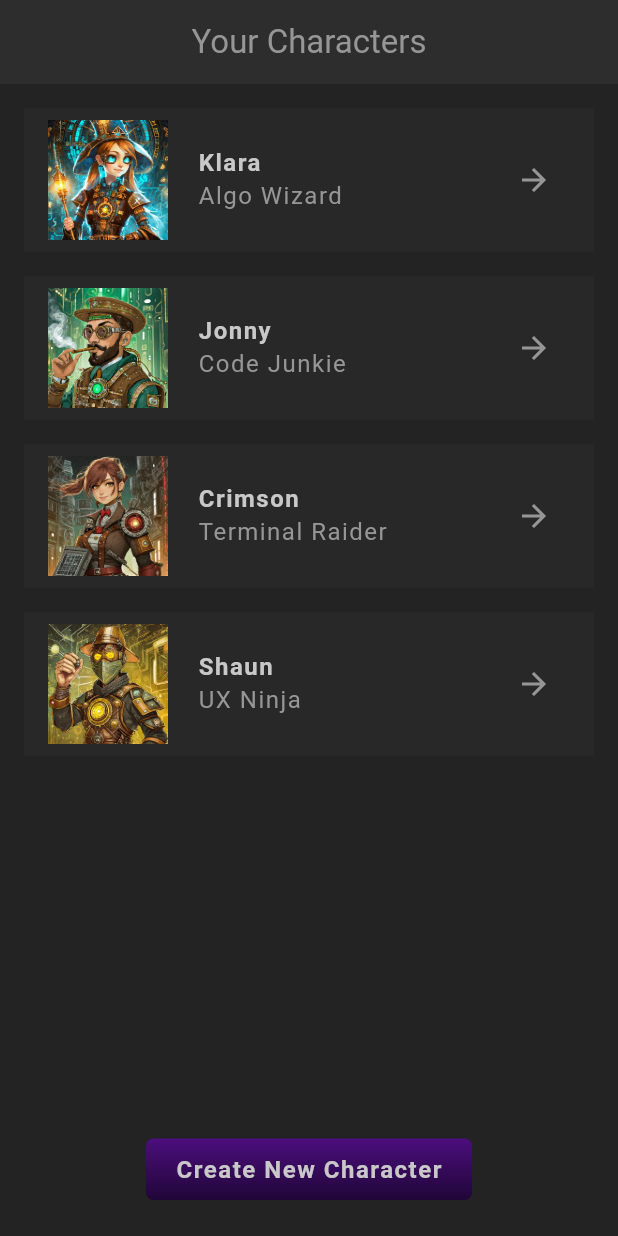
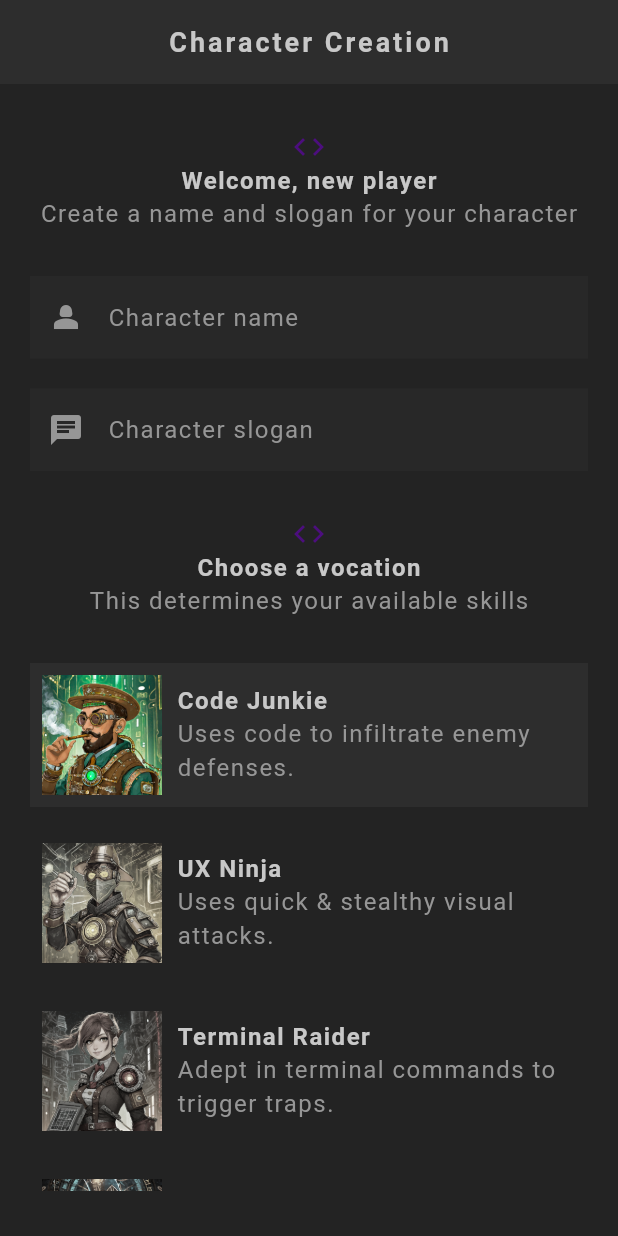
Before and after one commit to jono-rams/chacter_app, a Flutter app: the screen it shows after launch, on a phone screen of 412 x 824 dp. Run offline on Flutter 3.47's test engine with Material 3 defaults, Android fonts, the phone set to English and light mode, and no system bars; our stand-ins replace google_fonts; Roboto replaces fonts that are missing (Kanit).

Commit message:
Added Character Creation screen

```diff
--- a/lib/main.dart
+++ b/lib/main.dart
@@ -1,3 +1,4 @@
+import 'package:character_app/screens/create/create.dart';
 import 'package:flutter/material.dart';
 import 'package:character_app/theme.dart';
 import 'package:character_app/screens/home/home.dart';
@@ -5,7 +6,7 @@
 void main() {
   runApp(MaterialApp(
     theme: primaryTheme,
-    home: const Home(),
+    home: const Create(),
   ));
 }
 
--- /dev/null
+++ b/lib/screens/create/create.dart
@@ -0,0 +1,186 @@
+import 'package:character_app/models/character.dart';
+import 'package:character_app/models/vocation.dart';
+import 'package:character_app/screens/create/vocation_card.dart';
+import 'package:character_app/shared/styled_button.dart';
+import 'package:character_app/shared/styled_text.dart';
+import 'package:character_app/theme.dart';
+import 'package:flutter/material.dart';
+import 'package:google_fonts/google_fonts.dart';
+import 'package:uuid/uuid.dart';
+
+var uuid = const Uuid();
+
+class Create extends StatefulWidget {
+  const Create({super.key});
+
+  @override
+  State<Create> createState() => _CreateState();
+}
+
+class _CreateState extends State<Create> {
+
+  final _nameController = TextEditingController();
+  final _sloganController = TextEditingController();
+
+  @override
+  void dispose() {
+    _nameController.dispose();
+    _sloganController.dispose();
+
+    super.dispose();
+  }
+
+  // Handling vocation selection
+  Vocation selectedVocation = Vocation.junkie;
+
+  void updateVocation(Vocation vocation)
+  {
+    setState(() {
+      selectedVocation = vocation;
+    });
+  }
+
+  // Submit handler
+  void _handleSubmit() {
+    if (_nameController.text.trim().isEmpty)
+      {
+        // TODO: show error dialog
+        return;
+      }
+    if (_sloganController.text.trim().isEmpty)
+      {
+        // TODO: show error dialog
+        return;
+      }
+
+    characters.add(
+      Character(
+        id: int.parse(uuid.v4()),
+        name: _nameController.text.trim(),
+        slogan: _sloganController.text.trim(),
+        vocation: selectedVocation,
+      )
+    );
+  }
+
+  @override
+  Widget build(BuildContext context) {
+    return Scaffold(
+      appBar: AppBar(
+        title: const StyledTitle(text: 'Character Creation'),
+      ),
+      body: Container(
+        padding: const EdgeInsets.symmetric(vertical: 30.0, horizontal: 20.0),
+        child: SingleChildScrollView(
+          child: Column(
+            children: [
+              // Welcome Message
+              const Center(
+                child: Icon(
+                  Icons.code,
+                  color: AppColors.primaryColor,
+                ),
+              ),
+              const Center(
+                child: StyledHeadline(text: 'Welcome, new player'),
+              ),
+              const Center(
+                child: StyledText(text: 'Create a name and slogan for your character'),
+              ),
+              const SizedBox(height: 30.0,),
+
+              // input for name and slogan
+              TextField(
+                controller: _nameController,
+                style: GoogleFonts.kanit(
+                    textStyle: Theme.of(context).textTheme.bodyMedium
+                ),
+                cursorColor: AppColors.textColor,
+                decoration: const InputDecoration(
+                  prefixIcon: Icon(
+                    Icons.person_2,
+                  ),
+                  label: StyledText(text: 'Character name')
+                ),
+              ),
+              const SizedBox(height: 20.0,),
+              TextField(
+                controller: _sloganController,
+                style: GoogleFonts.kanit(
+                    textStyle: Theme.of(context).textTheme.bodyMedium
+                ),
+                cursorColor: AppColors.textColor,
+                decoration: const InputDecoration(
+                    prefixIcon: Icon(
+                      Icons.chat,
+                    ),
+                    label: StyledText(text: 'Character slogan')
+                ),
+              ),
+              const SizedBox(height: 30.0,),
+
+              // Select vocation title
+              const Center(
+                child: Icon(
+                  Icons.code,
+                  color: AppColors.primaryColor,
+                ),
+              ),
+              const Center(
+                child: StyledHeadline(text: 'Choose a vocation'),
+              ),
+              const Center(
+                child: StyledText(text: 'This determines your available skills'),
+              ),
+              const SizedBox(height: 30.0,),
+
+              // Vocation cards
+              VocationCard(
+                selected: selectedVocation == Vocation.junkie,
+                onTap: updateVocation,
+                vocation: Vocation.junkie,
+              ),
+              VocationCard(
+                selected: selectedVocation == Vocation.ninja,
+                onTap: updateVocation,
+                vocation: Vocation.ninja,
+              ),
+              VocationCard(
+                selected: selectedVocation == Vocation.raider,
+                onTap: updateVocation,
+                vocation: Vocation.raider,
+              ),
+              VocationCard(
+                selected: selectedVocation == Vocation.wizard,
+                onTap: updateVocation,
+                vocation: Vocation.wizard,
+              ),
+
+              // good luck message
+              const Center(
+                child: Icon(
+                  Icons.code,
+                  color: AppColors.primaryColor,
+                ),
+              ),
+              const Center(
+                child: StyledHeadline(text: 'Good luck!'),
+              ),
+              const Center(
+                child: StyledText(text: 'And enjoy the journey...'),
+              ),
+              const SizedBox(height: 30.0,),
+
+              Center(
+                child: StyledButton(
+                  onPressed: () {_handleSubmit();},
+                  child: const StyledHeadline(text: 'Create Character'),
+                ),
+              ),
+            ],
+          ),
+        ),
+      ),
+    );
+  }
+}
--- /dev/null
+++ b/lib/screens/create/vocation_card.dart
@@ -0,0 +1,54 @@
+import 'package:character_app/models/vocation.dart';
+import 'package:character_app/shared/styled_text.dart';
+import 'package:character_app/theme.dart';
+import 'package:flutter/material.dart';
+
+class VocationCard extends StatelessWidget {
+  const VocationCard({
+    super.key,
+    required this.vocation,
+    required this.onTap,
+    required this.selected,
+  });
+
+  final Vocation vocation;
+  final void Function(Vocation) onTap;
+  final bool selected;
+
+  @override
+  Widget build(BuildContext context) {
+    return GestureDetector(
+      onTap: () {
+        onTap(vocation);
+      },
+      child: Card(
+        color: selected ? AppColors.secondaryColor : Colors.transparent,
+        child: Padding(
+          padding: const EdgeInsets.all(8.0),
+          child: Row(
+            children: [
+              // Vocation img
+              Image.asset(
+                'assets/img/vocations/${vocation.image}',
+                width: 80.0,
+                colorBlendMode: BlendMode.color,
+                color: !selected ? Colors.black.withOpacity(0.8) : Colors.transparent,
+              ),
+              const SizedBox(width: 10.0,),
+
+              Expanded(
+                child: Column(
+                  crossAxisAlignment: CrossAxisAlignment.start,
+                  children: [
+                    StyledHeadline(text: vocation.title),
+                    StyledText(text: vocation.description),
+                  ],
+                ),
+              ),
+            ],
+          ),
+        ),
+      ),
+    );
+  }
+}
--- a/lib/screens/home/home.dart
+++ b/lib/screens/home/home.dart
@@ -17,7 +17,7 @@ class _HomeState extends State<Home> {
   Widget build(BuildContext context) {
     return Scaffold(
       appBar: AppBar(
-        title: const Text('Your Characters'),
+        title: const StyledTitle(text: 'Your Characters'),
       ),
       body: Container(
         padding: const EdgeInsets.all(16.0),
--- a/lib/theme.dart
+++ b/lib/theme.dart
@@ -55,4 +55,15 @@ ThemeData primaryTheme = ThemeData(
     shadowColor: Colors.transparent,
     margin: const EdgeInsets.only(bottom: 16.0)
   ),
+
+  // input decoration theme
+  inputDecorationTheme: InputDecorationTheme(
+    filled: true,
+    fillColor: AppColors.secondaryColor.withOpacity(0.5),
+    border: InputBorder.none,
+    labelStyle: const TextStyle(
+      color: AppColors.textColor,
+    ),
+    prefixIconColor: AppColors.textColor,
+  ),
 );
--- a/pubspec.yaml
+++ b/pubspec.yaml
@@ -35,6 +35,7 @@ dependencies:
   # The following adds the Cupertino Icons font to your application.
   # Use with the CupertinoIcons class for iOS style icons.
   cupertino_icons: ^1.0.8
+  uuid: ^4.5.0
 
 dev_dependencies:
   flutter_test:
```
Also changed, not shown: pubspec.lock.
